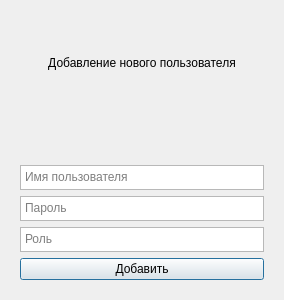
lilKOZACHKA/CleaningApp, file ui/AddUserDialog.ui: the form before one commit.
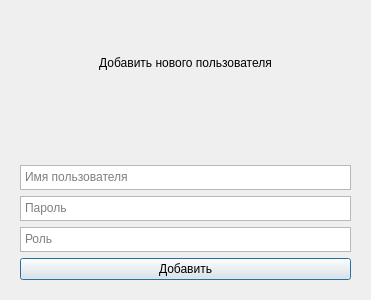
The form after the commit.

What changed in the file:
```diff
--- a/ui/AddUserDialog.ui
+++ b/ui/AddUserDialog.ui
@@ -6,7 +6,7 @@
    <rect>
     <x>0</x>
     <y>0</y>
-    <width>284</width>
+    <width>371</width>
     <height>300</height>
    </rect>
   </property>
@@ -26,7 +26,7 @@
          </size>
         </property>
         <property name="text">
-         <string>Добавление нового пользователя</string>
+         <string>Добавить нового пользователя</string>
         </property>
         <property name="alignment">
          <set>Qt::AlignCenter</set>
```
Left out of the diff: 8 changed lines with no effect on the pictures.
